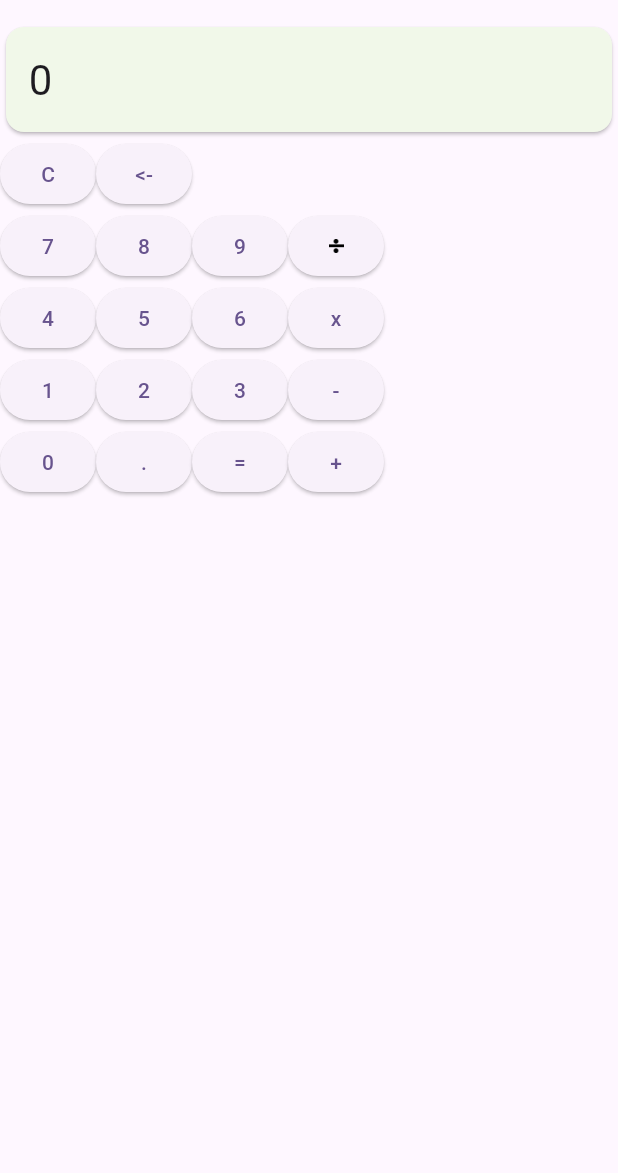
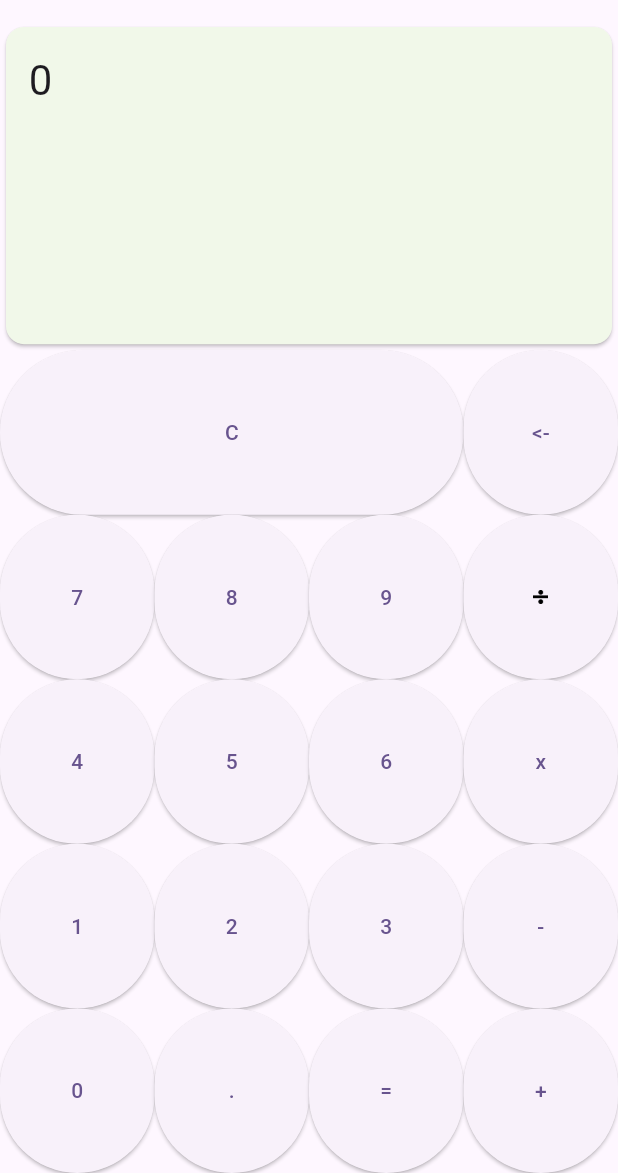
Before and after one commit to CodingItWrong/flutter_calculator, a Flutter app: the screen it shows after launch, on a phone screen of 412 x 824 dp, the part 63-1236 px from its top. Run offline on Flutter 3.47's test engine with Material 3 defaults, Android fonts, the phone set to English and light mode, and no system bars.

Commit message:
Fill the window

```diff
--- a/lib/main.dart
+++ b/lib/main.dart
@@ -1,4 +1,5 @@
 import "package:flutter/material.dart";
+import "package:flutter/widgets.dart";
 
 void main() => runApp(const MyApp());
 
@@ -40,7 +41,9 @@ class _CalculatorHomePageState extends State<CalculatorHomePage> {
       body: Column(
         crossAxisAlignment: CrossAxisAlignment.stretch,
         children: [
-          Card(
+          Expanded(
+            flex: 2,
+            child: Card(
               color: Colors.lightGreen[50],
               child: Padding(
                 padding: const EdgeInsets.all(15.0),
@@ -50,127 +53,176 @@ class _CalculatorHomePageState extends State<CalculatorHomePage> {
                 ),
               ),
             ),
-          Row(
-            // crossAxisAlignment: CrossAxisAlignment.stretch,
+          ),
+          Expanded(
+            flex: 1,
+            child: Row(
+              crossAxisAlignment: CrossAxisAlignment.stretch,
               children: [
-              ElevatedButton(
+                Expanded(
+                  flex: 3,
+                  child: ElevatedButton(
                     onPressed: () {
                       deleteAll();
                     },
                     child: const Text('C'),
                   ),
-              ElevatedButton(
+                ),
+                Expanded(
+                  flex: 1,
+                  child: ElevatedButton(
                     onPressed: () {
                       deleteOne();
                     },
                     child: const Text('<-'),
                   ),
+                ),
               ],
             ),
-          Row(
-            // crossAxisAlignment: CrossAxisAlignment.stretch,
+          ),
+          Expanded(
+            flex: 4,
+            child: Row(
               children: [
-              Column(
-                // crossAxisAlignment: CrossAxisAlignment.stretch,
+                Expanded(
+                  flex: 3,
+                  child: Column(
+                    crossAxisAlignment: CrossAxisAlignment.stretch,
                     children: [
-                  Row(
-                    // crossAxisAlignment: CrossAxisAlignment.stretch,
+                      Expanded(
+                        child: Row(
+                          crossAxisAlignment: CrossAxisAlignment.stretch,
                           children: [
-                      ElevatedButton(
+                            Expanded(
+                              child: ElevatedButton(
                                 onPressed: () {
                                   add('7');
                                 },
                                 child: const Text('7'),
                               ),
-                      ElevatedButton(
+                            ),
+                            Expanded(
+                              child: ElevatedButton(
                                 onPressed: () {
                                   add('8');
                                 },
                                 child: const Text('8'),
                               ),
-                      ElevatedButton(
+                            ),
+                            Expanded(
+                              child: ElevatedButton(
                                 onPressed: () {
                                   add('9');
                                 },
                                 child: const Text('9'),
                               ),
+                            ),
                           ],
                         ),
-                  Row(
-                    // crossAxisAlignment: CrossAxisAlignment.stretch,
+                      ),
+                      Expanded(
+                        child: Row(
+                          crossAxisAlignment: CrossAxisAlignment.stretch,
                           children: [
-                      ElevatedButton(
+                            Expanded(
+                              child: ElevatedButton(
                                 onPressed: () {
                                   add('4');
                                 },
                                 child: const Text('4'),
                               ),
-                      ElevatedButton(
+                            ),
+                            Expanded(
+                              child: ElevatedButton(
                                 onPressed: () {
                                   add('5');
                                 },
                                 child: const Text('5'),
                               ),
-                      ElevatedButton(
+                            ),
+                            Expanded(
+                              child: ElevatedButton(
                                 onPressed: () {
                                   add('6');
                                 },
                                 child: const Text('6'),
                               ),
+                            ),
                           ],
                         ),
-                  Row(
-                    // crossAxisAlignment: CrossAxisAlignment.stretch,
+                      ),
+                      Expanded(
+                        child: Row(
+                          crossAxisAlignment: CrossAxisAlignment.stretch,
                           children: [
-                      ElevatedButton(
+                            Expanded(
+                              child: ElevatedButton(
                                 onPressed: () {
                                   add('1');
                                 },
                                 child: const Text('1'),
                               ),
-                      ElevatedButton(
+                            ),
+                            Expanded(
+                              child: ElevatedButton(
                                 onPressed: () {
                                   add('2');
                                 },
                                 child: const Text('2'),
                               ),
-                      ElevatedButton(
+                            ),
+                            Expanded(
+                              child: ElevatedButton(
                                 onPressed: () {
                                   add('3');
                                 },
                                 child: const Text('3'),
                               ),
+                            ),
                           ],
                         ),
-                  Row(
-                    // crossAxisAlignment: CrossAxisAlignment.stretch,
+                      ),
+                      Expanded(
+                        child: Row(
+                          crossAxisAlignment: CrossAxisAlignment.stretch,
                           children: [
-                      ElevatedButton(
+                            Expanded(
+                              child: ElevatedButton(
                                 onPressed: () {
                                   add('0');
                                 },
                                 child: const Text('0'),
                               ),
-                      ElevatedButton(
+                            ),
+                            Expanded(
+                              child: ElevatedButton(
                                 onPressed: () {
                                   add('.');
                                 },
                                 child: const Text('.'),
                               ),
-                      ElevatedButton(
+                            ),
+                            Expanded(
+                              child: ElevatedButton(
                                 onPressed: () {
                                   getResult();
                                 },
                                 child: const Text('='),
                               ),
-                    ],
                             ),
                           ],
                         ),
-              Column(
-                // crossAxisAlignment: CrossAxisAlignment.stretch,
+                      ),
+                    ],
+                  ),
+                ),
+                Expanded(
+                  flex: 1,
+                  child: Column(
+                    crossAxisAlignment: CrossAxisAlignment.stretch,
                     children: [
-                  ElevatedButton(
+                      Expanded(
+                        child: ElevatedButton(
                           child: Image.asset(
                             "icons/divide.png",
                             width: 10.0,
@@ -180,27 +232,36 @@ class _CalculatorHomePageState extends State<CalculatorHomePage> {
                             add('÷');
                           },
                         ),
-                  ElevatedButton(
+                      ),
+                      Expanded(
+                        child: ElevatedButton(
                           onPressed: () {
                             add('x');
                           },
                           child: const Text('x'),
                         ),
-                  ElevatedButton(
+                      ),
+                      Expanded(
+                        child: ElevatedButton(
                           onPressed: () {
                             add('-');
                           },
                           child: const Text('-'),
                         ),
-                  ElevatedButton(
+                      ),
+                      Expanded(
+                        child: ElevatedButton(
                           onPressed: () {
                             add('+');
                           },
                           child: const Text('+'),
                         ),
+                      ),
                     ],
                   ),
+                ),
               ],
+            ),
           ),
         ],
       ),
```
Lines whose indentation alone changed are shown as unchanged.
